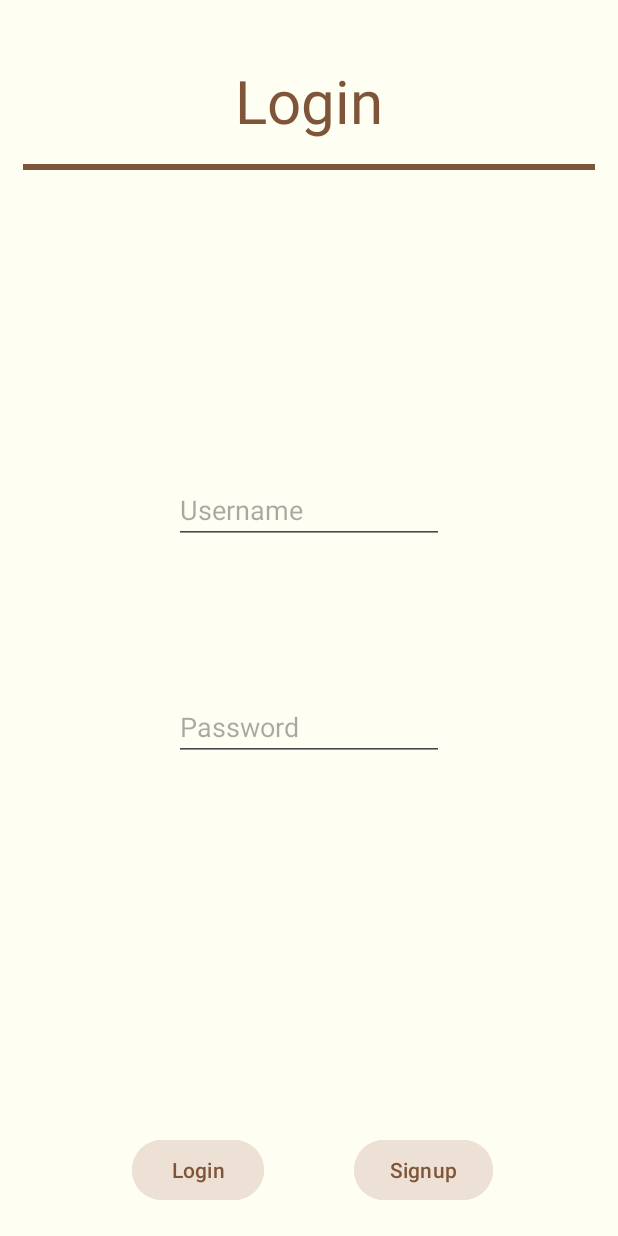
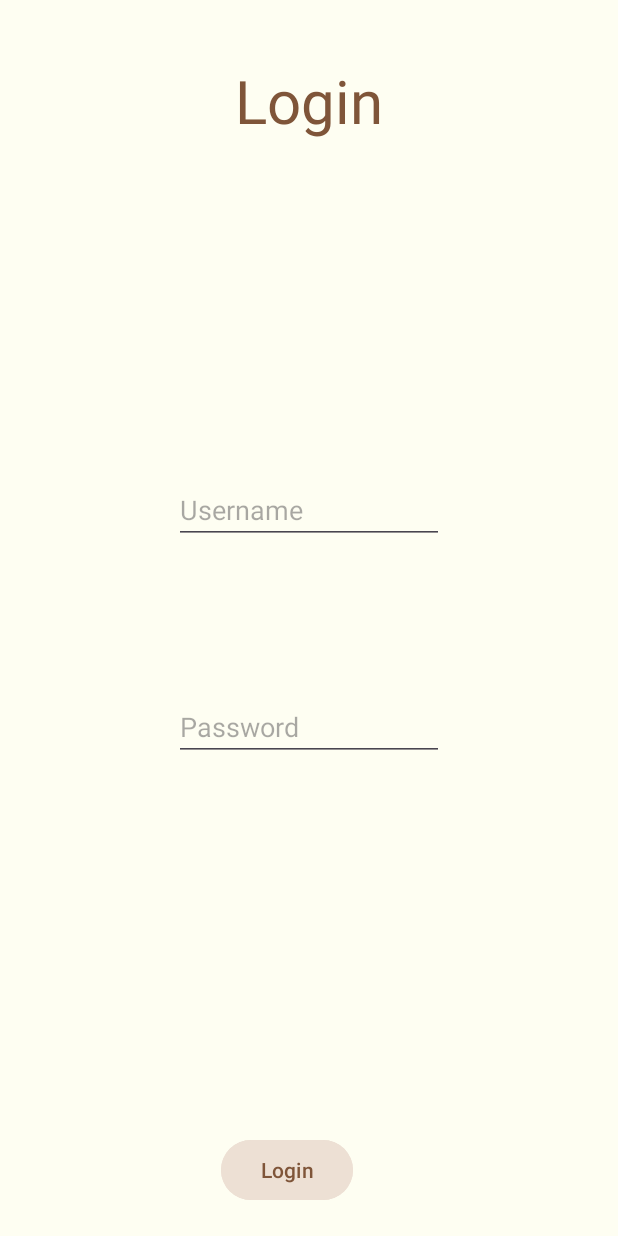
Before and after one commit to taaaf11/AndroidProject-PersonalDiaryApp, an Android app: the screen it shows after launch (MainActivity), after a tap on "Go", on a phone screen of 412 x 824 dp. Run offline under Robolectric (Android 15) with nearby library versions, the phone set to English and light mode, and no system bars; our stand-ins replace Room's generated code.

Commit message:
Remove lines for fragments not having recyclerViews

```diff
--- a/app/src/main/res/layout/fragment_login.xml
+++ b/app/src/main/res/layout/fragment_login.xml
@@ -19,22 +19,10 @@
         app:layout_constraintStart_toStartOf="parent"
         app:layout_constraintTop_toTopOf="parent" />
 
-    <View
-        android:id="@+id/vLine"
-        android:layout_width="match_parent"
-        android:layout_height="4dp"
-
-        android:layout_margin="15dp"
-        android:layout_marginTop="16dp"
-        android:background="@color/primary"
-        app:layout_constraintTop_toBottomOf="@id/tvHeadingFragmentLogin"
-        tools:layout_editor_absoluteX="14dp" />
-
     <EditText
         android:id="@+id/etUsername_fragment_login"
         android:layout_width="180dp"
         android:layout_height="wrap_content"
-
 
         android:hint="Username"
         android:textColor="@color/primary"
@@ -70,37 +58,38 @@
         android:textColor="@color/primary"
 
         app:layout_constraintBottom_toBottomOf="parent"
-        app:layout_constraintEnd_toStartOf="@id/tvTransparentCenterHelperForButtons_fragment_login"
+        app:layout_constraintStart_toStartOf="parent"
+        app:layout_constraintEnd_toEndOf="parent"
         android:layout_marginBottom="20dp"
         android:layout_marginEnd="30dp"
         />
 
-    <Button
-        android:layout_width="wrap_content"
-        android:layout_height="wrap_content"
+<!--    <Button-->
+<!--        android:layout_width="wrap_content"-->
+<!--        android:layout_height="wrap_content"-->
 
-        android:text="Signup"
-        android:backgroundTint="@color/btnbackground"
-        android:textColor="@color/primary"
+<!--        android:text="Signup"-->
+<!--        android:backgroundTint="@color/btnbackground"-->
+<!--        android:textColor="@color/primary"-->
 
-        app:layout_constraintBottom_toBottomOf="parent"
-        app:layout_constraintStart_toEndOf="@id/tvTransparentCenterHelperForButtons_fragment_login"
-        android:layout_marginBottom="20dp"
-        android:layout_marginStart="30dp"
-        />
+<!--        app:layout_constraintBottom_toBottomOf="parent"-->
+<!--        app:layout_constraintStart_toEndOf="@id/tvTransparentCenterHelperForButtons_fragment_login"-->
+<!--        android:layout_marginBottom="20dp"-->
+<!--        android:layout_marginStart="30dp"-->
+<!--        />-->
 
 
-    <TextView
-        android:id="@+id/tvTransparentCenterHelperForButtons_fragment_login"
-        android:layout_width="wrap_content"
-        android:layout_height="wrap_content"
-        android:text=""
-        app:layout_constraintBottom_toBottomOf="parent"
-        app:layout_constraintEnd_toEndOf="parent"
-        app:layout_constraintStart_toStartOf="parent"
+<!--    <TextView-->
+<!--        android:id="@+id/tvTransparentCenterHelperForButtons_fragment_login"-->
+<!--        android:layout_width="wrap_content"-->
+<!--        android:layout_height="wrap_content"-->
+<!--        android:text=""-->
+<!--        app:layout_constraintBottom_toBottomOf="parent"-->
+<!--        app:layout_constraintEnd_toEndOf="parent"-->
+<!--        app:layout_constraintStart_toStartOf="parent"-->
 
-        android:layout_marginBottom="20dp"
-        />
+<!--        android:layout_marginBottom="20dp"-->
+<!--        />-->
 
     <TextView
         android:id="@+id/tvTransparentCenterHelperForEditTextsFragmentAdd"
```
Also changed, not shown: app/src/main/res/layout/fragment_about.xml (+0 -11 lines), app/src/main/res/layout/fragment_add.xml (+0 -11 lines), app/src/main/res/layout/fragment_details.xml (+0 -10 lines), app/src/main/res/layout/fragment_edit.xml (+0 -11 lines), app/src/main/res/layout/fragment_home.xml (+0 -12 lines), app/src/main/res/layout/fragment_settings.xml (+0 -12 lines).
